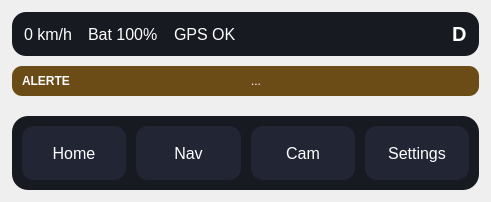
Qt form mainwindow.ui (Eliasgnd/InterfaceGPS) before a commit.
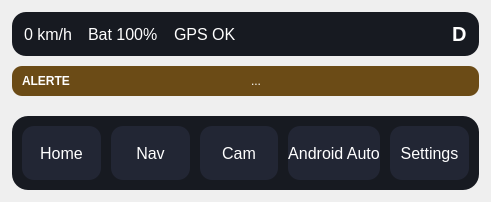
The same form after that commit.

Commit message: ajout pour une page android auto

Diff of the .ui file:
```diff
--- a/mainwindow.ui
+++ b/mainwindow.ui
@@ -97,6 +97,7 @@
        <item><widget class="QPushButton" name="btnHome"><property name="text"><string>Home</string></property></widget></item>
        <item><widget class="QPushButton" name="btnNav"><property name="text"><string>Nav</string></property></widget></item>
        <item><widget class="QPushButton" name="btnCam"><property name="text"><string>Cam</string></property></widget></item>
+       <item><widget class="QPushButton" name="btnAndroidAuto"><property name="text"><string>Android Auto</string></property></widget></item>
        <item><widget class="QPushButton" name="btnSettings"><property name="text"><string>Settings</string></property></widget></item>
       </layout>
      </widget>
```
The commit also changes 6 other files.
